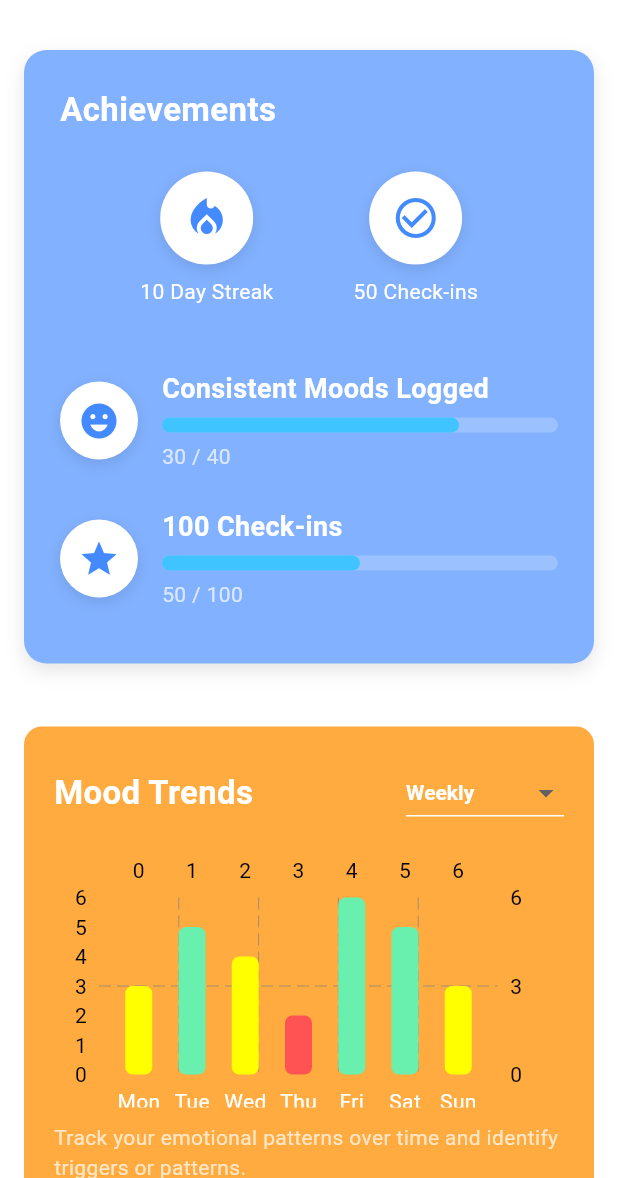
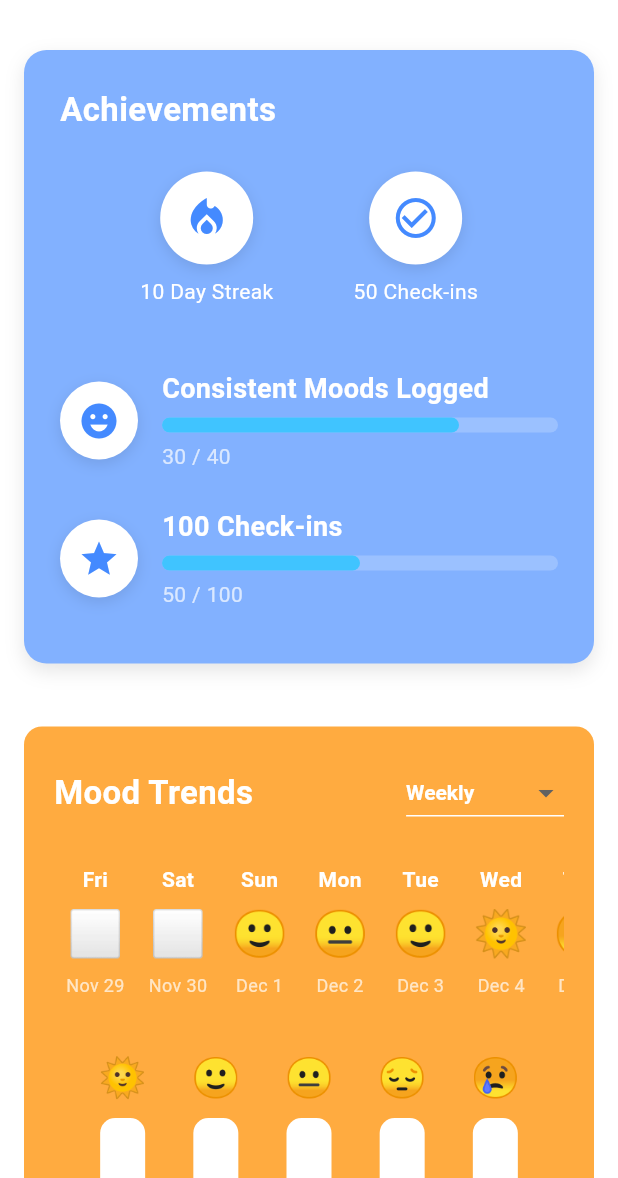
Before and after one commit to JericoDj/MentalHealth, a Flutter app: the ProgressMapScreen screen opened directly, on a phone screen of 412 x 824 dp, the part 58-1236 px from its top. Run offline on Flutter 3.47's test engine with Material 3 defaults, Android fonts, the phone set to English and light mode, and no system bars; drawn by our look-alikes of fl_chart; our stand-ins replace carousel_slider, connectivity_plus, firebase_auth, firebase_core, flutter_native_splash, get and 4 more; accounts and stored records are empty.

Commit message:
Seventh Commit
Home
Daily Mood, change the mood tracking section,
Growth garden
remove the welcome?
gratitude journaling to be in one container,
safe talks. search button, and search results
mindhub to redesign
account page add results, app settings, notification settings and account privacy.

```diff
--- a/lib/screens/homescreen/wellness_tracking/progress_map_screen.dart
+++ b/lib/screens/homescreen/wellness_tracking/progress_map_screen.dart
@@ -7,10 +7,12 @@ import '../../../widgets/homescreen_widgets/wellness_tracking/progress_map_widge
 
 class ProgressMapScreen extends StatefulWidget {
   final int? scrollToIndex;
+  final String? selectedDay;
 
   const ProgressMapScreen({
     Key? key,
     this.scrollToIndex,
+    this.selectedDay,
   }) : super(key: key);
 
   @override
@@ -27,6 +29,8 @@ class _ProgressMapScreenState extends State<ProgressMapScreen> {
     WidgetsBinding.instance.addPostFrameCallback((_) {
       if (widget.scrollToIndex != null) {
         _scrollToIndex(widget.scrollToIndex!);
+      } else if (widget.selectedDay != null) {
+        _scrollToMoodSection();
       }
     });
   }
@@ -36,6 +40,17 @@ class _ProgressMapScreenState extends State<ProgressMapScreen> {
     if (context != null) {
       Scrollable.ensureVisible(
         context,
+        duration: const Duration(milliseconds: 500),
+        curve: Curves.easeInOut,
+      );
+    }
+  }
+
+  void _scrollToMoodSection() {
+    final moodContext = _sectionKeys[2].currentContext;
+    if (moodContext != null) {
+      Scrollable.ensureVisible(
+        moodContext,
         duration: const Duration(milliseconds: 500),
         curve: Curves.easeInOut,
       );
@@ -63,7 +78,7 @@ class _ProgressMapScreenState extends State<ProgressMapScreen> {
             const SizedBox(height: 10),
 
             // Mood Trends Section (Index 2)
-            MoodSection(sectionKeys: _sectionKeys),
+            MoodSection(sectionKeys: _sectionKeys, selectedDay: widget.selectedDay),
 
             const SizedBox(height: 10),
 
--- a/lib/widgets/homescreen_widgets/wellness_tracking/pop_ups/daily_mood_popup.dart
+++ b/lib/widgets/homescreen_widgets/wellness_tracking/pop_ups/daily_mood_popup.dart
@@ -1,5 +1,7 @@
 import 'package:flutter/material.dart';
+import 'package:get/get.dart';
 
+import '../../../../screens/homescreen/wellness_tracking/progress_map_screen.dart';
 class DailyMoodPopup extends StatelessWidget {
   final String selectedDay;
   final String mood;
@@ -26,7 +28,11 @@ class DailyMoodPopup extends StatelessWidget {
         ElevatedButton(
           onPressed: () {
             Navigator.of(context).pop();
-            // Navigate to mood tracking details
+            // Navigate to Progress Map with Mood Section Scroll
+            Get.to(() => ProgressMapScreen(
+              scrollToIndex: 2,  // Scroll to Mood Section (index 2)
+              selectedDay: selectedDay,  // Pass selected day
+            ));
           },
           child: const Text("View Details"),
         ),
--- a/lib/widgets/homescreen_widgets/wellness_tracking/progress_map_widgets/mood_trends_section.dart
+++ b/lib/widgets/homescreen_widgets/wellness_tracking/progress_map_widgets/mood_trends_section.dart
@@ -1,10 +1,10 @@
 import 'package:flutter/material.dart';
-import 'package:fl_chart/fl_chart.dart';
+import 'package:intl/intl.dart';
 
 class MoodSection extends StatefulWidget {
   const MoodSection({
     Key? key,
-    required List<GlobalKey<State<StatefulWidget>>> sectionKeys,
+    required List<GlobalKey<State<StatefulWidget>>> sectionKeys, String? selectedDay,
   }) : _sectionKeys = sectionKeys, super(key: key);
 
   final List<GlobalKey<State<StatefulWidget>>> _sectionKeys;
@@ -17,13 +17,33 @@ class _MoodSectionState extends State<MoodSection> {
   String _selectedPeriod = "Weekly";  // Default to weekly
   final List<String> _periods = ["Weekly", "Monthly", "Quarterly", "Semi-Annual", "Annual"];
 
-  // Example Mood Data (Y-Axis Values)
-  final List<int> _weeklyMoodData = [3, 5, 4, 2, 6, 5, 3]; // 1-6 scale (e.g., 1 = bad, 6 = great)
+  // Static Mood Data for Specific Dates (Emulates User Input)
+  final Map<String, String> _dailyMoodData = {
+    "2024-12-01": "🙂",
+    "2024-12-02": "😐",
+    "2024-12-03": "🙂",
+    "2024-12-04": "🌞",
+    "2024-12-05": "😢",
+    "2024-12-06": "🙂",
+    "2024-12-07": "😔",
+    "2024-12-08": "😐",
+    "2024-12-09": "🙂",
+    "2024-12-10": "🌞",
+  };
+
+  // Mood Frequency Data for Bar Chart
+  final Map<String, Map<String, int>> _moodFrequencyData = {
+    "Weekly": {"🌞": 5, "🙂": 3, "😐": 2, "😔": 1, "😢": 1},
+    "Monthly": {"🌞": 10, "🙂": 7, "😐": 5, "😔": 3, "😢": 2},
+    "Quarterly": {"🌞": 20, "🙂": 15, "😐": 10, "😔": 5, "😢": 3},
+    "Semi-Annual": {"🌞": 35, "🙂": 25, "😐": 15, "😔": 7, "😢": 5},
+    "Annual": {"🌞": 60, "🙂": 40, "😐": 30, "😔": 15, "😢": 10},
+  };
 
   @override
   Widget build(BuildContext context) {
     return Container(
-      key: widget._sectionKeys[2],
+        key: widget._sectionKeys      [2],  // Section Key for Scrolling
       margin: const EdgeInsets.all(16),
       padding: const EdgeInsets.all(20),
       decoration: BoxDecoration(
@@ -33,7 +53,6 @@ class _MoodSectionState extends State<MoodSection> {
       child: Column(
         crossAxisAlignment: CrossAxisAlignment.start,
         children: [
-          // Title Row with Dropdown
           Row(
             mainAxisAlignment: MainAxisAlignment.spaceBetween,
             children: [
@@ -60,14 +79,13 @@ class _MoodSectionState extends State<MoodSection> {
               ),
             ],
           ),
-          const SizedBox(height: 16),
-
-          // Mood Bar Graph
-          _buildMoodGraph(),
-
-          const SizedBox(height: 10),
+          const SizedBox(height: 24),
+          _buildDailyMoodRow(),
+          const SizedBox(height: 24),
+          _buildMoodBarChart(),
+          const SizedBox(height: 20),
           const Text(
-            "Track your emotional patterns over time and identify triggers or patterns.",
+            "Track your emotional patterns over time and identify triggers or trends.",
             style: TextStyle(fontSize: 14, color: Colors.white70),
           ),
         ],
@@ -75,62 +93,142 @@ class _MoodSectionState extends State<MoodSection> {
     );
   }
 
-  // Bar Graph Widget (Weekly Example)
-  Widget _buildMoodGraph() {
-    return AspectRatio(
-      aspectRatio: 2, // Adjust height of the graph
-      child: BarChart(
-        BarChartData(
-          barGroups: _buildBarGroups(),
-          titlesData: FlTitlesData(
-            leftTitles: const AxisTitles(
-              sideTitles: SideTitles(showTitles: true, interval: 1, reservedSize: 30),
-            ),
-            bottomTitles: AxisTitles(
-              sideTitles: SideTitles(
-                showTitles: true,
-                getTitlesWidget: (value, meta) {
-                  const days = ["Mon", "Tue", "Wed", "Thu", "Fri", "Sat", "Sun"];
-                  return Padding(
-                    padding: const EdgeInsets.only(top: 8.0),
-                    child: Text(days[value.toInt()], style: const TextStyle(color: Colors.white)),
-                  );
-                },
+  // Generate Continuous Dates
+  List<Map<String, String>> _generatePastTwoWeeks() {
+    List<Map<String, String>> days = [];
+    DateTime now = DateTime.now();
+    for (int i = 0; i < 30; i++) {
+      DateTime day = now.subtract(Duration(days: i));
+      String formattedDay = DateFormat('EEE').format(day);  // Mon, Tue, etc.
+      String formattedDate = DateFormat('yyyy-MM-dd').format(day);
+      days.add({
+        "day": formattedDay,
+        "date": formattedDate,
+        "mood": _dailyMoodData[formattedDate] ?? "⬜"  // Default mood for missing days
+      });
+    }
+    return days.reversed.toList();
+  }
+
+  // Horizontal Scrollable Row of Moods
+  Widget _buildDailyMoodRow() {
+    List<Map<String, String>> days = _generatePastTwoWeeks();
+
+    return SizedBox(
+      height: 100,
+      child: ListView.builder(
+        scrollDirection: Axis.horizontal,
+        itemCount: days.length,
+        itemBuilder: (context, index) {
+          final moodEntry = days[index];
+          return GestureDetector(
+            onTap: () {
+              _showMoodDetails(moodEntry["date"]!, moodEntry["mood"]!);
+            },
+            child: Padding(
+              padding: const EdgeInsets.symmetric(horizontal: 8),
+              child: Column(
+                children: [
+                  Text(
+                    moodEntry["day"]!,
+                    style: const TextStyle(fontSize: 14, color: Colors.white, fontWeight: FontWeight.bold),
+                  ),
+                  const SizedBox(height: 4),
+                  Text(
+                    moodEntry["mood"]!,
+                    style: const TextStyle(fontSize: 30),
+                  ),
+                  const SizedBox(height: 5),
+                  Text(
+                    DateFormat('MMM d').format(DateTime.parse(moodEntry["date"]!)),
+                    style: const TextStyle(fontSize: 12, color: Colors.white70),
+                  ),
+                ],
               ),
             ),
-          ),
-          borderData: FlBorderData(show: false),
-          gridData: const FlGridData(show: true),
-        ),
+          );
+        },
       ),
     );
   }
 
-  // Mood Data for Bar Graph (X-Axis)
-  List<BarChartGroupData> _buildBarGroups() {
-    return List.generate(_weeklyMoodData.length, (index) {
-      return BarChartGroupData(
-        x: index,
-        barRods: [
-          BarChartRodData(
-            toY: _weeklyMoodData[index].toDouble(),
-            color: _getBarColor(_weeklyMoodData[index]),
-            width: 18,
-            borderRadius: BorderRadius.circular(5),
-          ),
-        ],
-      );
-    });
+  // Emoji Bar Chart (Mood Frequency)
+  Widget _buildMoodBarChart() {
+    final moodData = _moodFrequencyData[_selectedPeriod] ?? {"🌞": 0, "🙂": 0, "😐": 0, "😔": 0, "😢": 0};
+
+    return Row(
+      mainAxisAlignment: MainAxisAlignment.spaceEvenly,
+      children: moodData.entries.map((entry) {
+        return Column(
+          children: [
+            Text(
+              entry.key,
+              style: const TextStyle(fontSize: 26),
+            ),
+            const SizedBox(height: 8),
+            Container(
+              height: 100,
+              width: 30,
+              decoration: BoxDecoration(
+                color: Colors.white,
+                borderRadius: BorderRadius.circular(10),
+              ),
+              alignment: Alignment.bottomCenter,
+              child: FractionallySizedBox(
+                heightFactor: entry.value / 60,
+                child: Container(
+                  decoration: BoxDecoration(
+                    color: _getBarColor(entry.key),
+                    borderRadius: BorderRadius.circular(10),
+                  ),
+                ),
+              ),
+            ),
+            const SizedBox(height: 8),
+            Text(
+              "${entry.value}",
+              style: const TextStyle(fontSize: 16, color: Colors.white),
+            ),
+          ],
+        );
+      }).toList(),
+    );
   }
 
   // Color Based on Mood
-  Color _getBarColor(int moodScore) {
-    if (moodScore >= 5) {
-      return Colors.greenAccent; // Positive Mood
-    } else if (moodScore >= 3) {
-      return Colors.yellowAccent; // Neutral Mood
-    } else {
-      return Colors.redAccent; // Negative Mood
+  Color _getBarColor(String emoji) {
+    switch (emoji) {
+      case '🌞':
+        return Colors.greenAccent;
+      case '🙂':
+        return Colors.lightGreen;
+      case '😐':
+        return Colors.yellow;
+      case '😔':
+        return Colors.orange;
+      case '😢':
+        return Colors.redAccent;
+      default:
+        return Colors.grey;
     }
   }
+
+  // Show Mood Details in a Dialog
+  void _showMoodDetails(String date, String mood) {
+    showDialog(
+      context: context,
+      builder: (context) {
+        return AlertDialog(
+          title: const Text("Mood Details"),
+          content: Text("Date: $date\nMood: $mood"),
+          actions: [
+            TextButton(
+              onPressed: () => Navigator.of(context).pop(),
+              child: const Text("Close"),
+            ),
+          ],
+        );
+      },
+    );
+  }
 }
--- a/lib/widgets/homescreen_widgets/wellness_tracking/wellness_map.dart
+++ b/lib/widgets/homescreen_widgets/wellness_tracking/wellness_map.dart
@@ -7,6 +7,7 @@ import 'package:llps_mental_app/widgets/homescreen_widgets/wellness_tracking/pop
 import 'package:llps_mental_app/widgets/homescreen_widgets/wellness_tracking/pop_ups/stress_level_popup.dart';
 
 import '../../../../utils/constants/colors.dart';
+import '../../../screens/homescreen/wellness_tracking/progress_map_screen.dart';
 
 class ProgressDashboardCard extends StatelessWidget {
   ProgressDashboardCard({Key? key}) : super(key: key);
@@ -131,8 +132,7 @@ class ProgressDashboardCard extends StatelessWidget {
     );
   }
 
-  Widget _buildCircularIconWithLabel(
-      BuildContext context, {
+  Widget _buildCircularIconWithLabel(BuildContext context, {
     required IconData icon,
     required String label,
     required String value,
@@ -181,7 +181,8 @@ class ProgressDashboardCard extends StatelessWidget {
   }
 
   // Trigger the Appropriate Pop-up
-  void _showPopup(BuildContext context, String mode, {String selectedDay = "", String mood = "😊"}) {
+  void _showPopup(BuildContext context, String mode,
+      {String selectedDay = "", String mood = "😊"}) {
     switch (mode) {
       case 'progress':
         showDialog(
@@ -190,14 +191,9 @@ class ProgressDashboardCard extends StatelessWidget {
         );
         break;
       case 'mood_trends':
-        showDialog(
-          context: context,
-          builder: (context) => const MoodTrendsPopup(
-            title: "Mood Trends",
-            moodSummary: "Positive Mood this week!",
-            recommendation: "Keep tracking for better insights.",
-          ),
-        );
+      // Navigate to Mood Trends Section and Highlight Day
+        Navigator.of(context).pop(); // Close existing popup
+        _scrollToMoodSection(context, selectedDay);
         break;
       case 'stress_level':
         showDialog(
@@ -214,7 +210,8 @@ class ProgressDashboardCard extends StatelessWidget {
       case 'daily_mood':
         showDialog(
           context: context,
-          builder: (context) => DailyMoodPopup(
+          builder: (context) =>
+              DailyMoodPopup(
                 mood: mood,
                 selectedDay: selectedDay,
               ),
@@ -224,4 +221,10 @@ class ProgressDashboardCard extends StatelessWidget {
         break;
     }
   }
+
+  void _scrollToMoodSection(BuildContext context, String selectedDay) {
+    // Navigate to ProgressMapScreen and Scroll to Mood Section
+    Get.to(() => ProgressMapScreen(scrollToIndex: 2, selectedDay: selectedDay));
   }
+
+}
```
Lines whose indentation alone changed are shown as unchanged.
